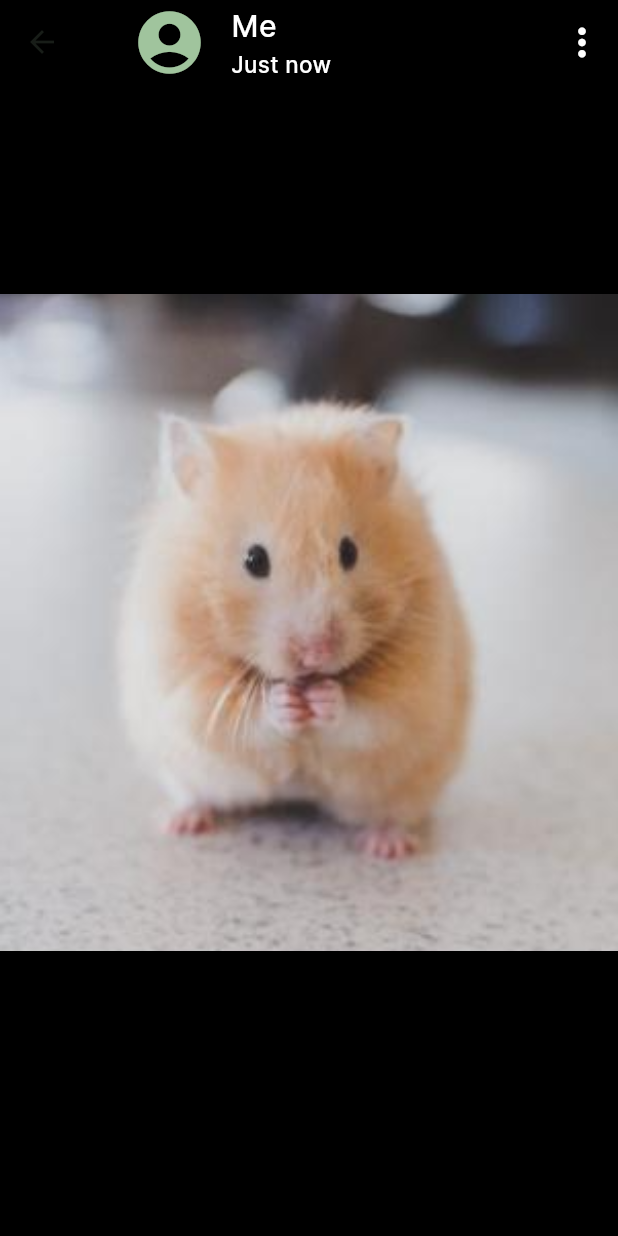
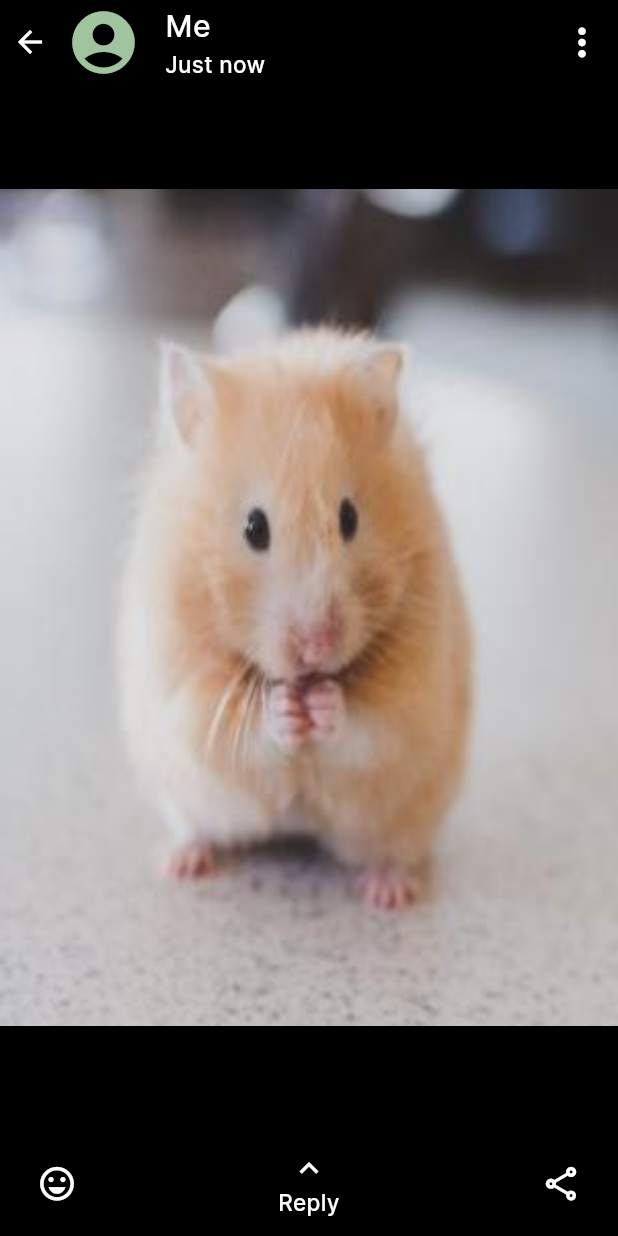
Before and after one commit to Medvike/appCo, a Flutter app: the StoryScreen screen opened by its route, on a phone screen of 412 x 824 dp. Run offline on Flutter 3.47's test engine with Material 2 defaults, Android fonts, the phone set to English and light mode, and no system bars; our stand-ins replace get, shared_preferences; accounts and stored records are empty.

Commit message:
Archer last part story

```diff
--- a/lib/features/story/storyScreen.dart
+++ b/lib/features/story/storyScreen.dart
@@ -1,5 +1,9 @@
 
-import 'package:app_co/utils/colors.dart';
+
+import 'package:app_co/features/story/storyWidgets/storyAppBarComponents/appBarTitle.dart';
+import 'package:app_co/features/story/storyWidgets/storyAppBarComponents/optionsButton.dart';
+import 'package:app_co/features/story/storyWidgets/storyBody.dart';
+import 'package:app_co/features/story/storyWidgets/storyBottomBar.dart';
 import 'package:app_co/utils/images.dart';
 import 'package:app_co/utils/styles.dart';
 import 'package:flutter/material.dart';
@@ -13,38 +17,23 @@ class StoryScreen extends StatelessWidget {
     return Scaffold(
       appBar: AppBar(
         backgroundColor: Colors.transparent,
-        title: ListTile(
-          leading: Icon(
-            Icons.account_circle, color: MyColors.green, size: 50,
-          ),
-          title: Text("Me", style: MyStyles.style20.copyWith(color: Colors.white),),
-          subtitle: Text("Just now", style: MyStyles.style15.copyWith(color: Colors.white),),
-        ),
-        actions: [
-          IconButton(
-            onPressed: (){},
-            icon: Icon(Icons.more_vert),
-            iconSize: 30,
-            color: Colors.white,
-          )
+        leadingWidth: 12,
+        title: AppBarTitle(story: Get.parameters['story'] ?? "me"),
+        iconTheme: const IconThemeData(color: Colors.white),
+        actions: const [
+          StoryAppBarOptionButton()
         ],
       ),
       backgroundColor: Colors.black,
 
       body: Container(
-        child: Column(
+        child: const Column(
           mainAxisAlignment: MainAxisAlignment.center,
           children: [
-            Container(
-              margin: EdgeInsets.only(bottom: 50),
-              child: Image(
-                  image: AssetImage(
-                      MyImages.storyLocalImage
-                  ),
-                fit: BoxFit.fill,
-                width: Get.width,
-              ),
-            )
+
+            StoryBody(),
+
+            StoryBottomBar(),
           ],
         ),
       ),
--- /dev/null
+++ b/lib/features/story/storyWidgets/storyAppBarComponents/appBarTitle.dart
@@ -0,0 +1,20 @@
+import 'package:app_co/utils/colors.dart';
+import 'package:app_co/utils/styles.dart';
+import 'package:flutter/material.dart';
+
+class AppBarTitle extends StatelessWidget {
+  final String story;
+
+  const AppBarTitle({super.key, required this.story});
+
+  @override
+  Widget build(BuildContext context) {
+    return ListTile(
+      leading: Icon(
+        Icons.account_circle, color: MyColors.green, size: 50,
+      ),
+      title: Text(story == "me" ? "Me" : story, style: MyStyles.style20.copyWith(color: Colors.white),),
+      subtitle: Text("Just now", style: MyStyles.style15.copyWith(color: Colors.white),),
+    );
+  }
+}
--- /dev/null
+++ b/lib/features/story/storyWidgets/storyAppBarComponents/optionsButton.dart
@@ -0,0 +1,15 @@
+import 'package:flutter/material.dart';
+
+class StoryAppBarOptionButton extends StatelessWidget {
+  const StoryAppBarOptionButton({super.key});
+
+  @override
+  Widget build(BuildContext context) {
+    return IconButton(
+      onPressed: (){},
+      icon: const Icon(Icons.more_vert),
+      iconSize: 30,
+      color: Colors.white,
+    );
+  }
+}
--- /dev/null
+++ b/lib/features/story/storyWidgets/storyBody.dart
@@ -0,0 +1,24 @@
+import 'package:app_co/utils/images.dart';
+import 'package:flutter/material.dart';
+import 'package:get/get.dart';
+
+class StoryBody extends StatelessWidget {
+  const StoryBody({super.key});
+
+  @override
+  Widget build(BuildContext context) {
+    return Expanded(
+      flex: 10,
+      child: Container(
+        margin: EdgeInsets.symmetric(vertical: 70),
+        child: Image(
+          image: AssetImage(
+              MyImages.storyLocalImage
+          ),
+          fit: BoxFit.fill,
+          width: Get.width,
+        ),
+      ),
+    );
+  }
+}
--- /dev/null
+++ b/lib/features/story/storyWidgets/storyBottomBar.dart
@@ -0,0 +1,20 @@
+import 'package:app_co/features/story/storyWidgets/storyBottomBarComponents/storyBottomBarActionsRow.dart';
+import 'package:flutter/material.dart';
+import 'package:get/get.dart';
+
+
+class StoryBottomBar extends StatelessWidget {
+  const StoryBottomBar({super.key});
+
+  @override
+  Widget build(BuildContext context) {
+    return  Expanded(
+      child: Container(
+        margin: EdgeInsets.symmetric(horizontal: 10),
+        width: Get.width,
+        //color: Colors.white,
+        child: StoryBottomBarActionRow()
+      ),
+    );
+  }
+}
--- /dev/null
+++ b/lib/features/story/storyWidgets/storyBottomBarComponents/storyBottomBarActionsRow.dart
@@ -0,0 +1,27 @@
+import 'package:app_co/features/story/storyWidgets/storyBottomBarComponents/storyBottomRowComponents/storyBottomEmojiButton.dart';
+import 'package:app_co/features/story/storyWidgets/storyBottomBarComponents/storyBottomRowComponents/storyBottomReplyButton.dart';
+import 'package:app_co/features/story/storyWidgets/storyBottomBarComponents/storyBottomRowComponents/storyBottomShareButton.dart';
+import 'package:app_co/features/story/storyWidgets/storyBottomBarComponents/storyBottomRowComponents/storyBottomViewButton.dart';
+import 'package:flutter/material.dart';
+import 'package:get/get.dart';
+
+class StoryBottomBarActionRow extends StatelessWidget {
+  const StoryBottomBarActionRow({super.key});
+
+  @override
+  Widget build(BuildContext context) {
+    return  Row(
+      //mainAxisAlignment: MainAxisAlignment.spaceBetween,
+      children: Get.parameters['story'] != "me" ? [
+        StoryBottomEmojiButton(),
+
+        StoryBottomReplyButton(),
+
+        StoryBottomShareButton()
+
+      ] : [
+        StoryBottomViewButton(),
+      ]
+    );
+  }
+}
--- /dev/null
+++ b/lib/features/story/storyWidgets/storyBottomBarComponents/storyBottomRowComponents/storyBottomEmojiButton.dart
@@ -0,0 +1,17 @@
+import 'package:flutter/material.dart';
+
+class StoryBottomEmojiButton extends StatelessWidget {
+  const StoryBottomEmojiButton({super.key});
+
+  @override
+  Widget build(BuildContext context) {
+    return Expanded(
+      child: IconButton(
+        onPressed: (){},
+        icon: Icon(Icons.emoji_emotions_outlined),
+        iconSize: 27,
+        color: Colors.white,
+      ),
+    );
+  }
+}
--- /dev/null
+++ b/lib/features/story/storyWidgets/storyBottomBarComponents/storyBottomRowComponents/storyBottomReplyButton.dart
@@ -0,0 +1,29 @@
+import 'package:app_co/features/story/storyWidgets/storyBottomBarComponents/storyBottomRowComponents/storyReplyComponents/storyReplySheet.dart';
+import 'package:app_co/utils/colors.dart';
+import 'package:app_co/utils/styles.dart';
+import 'package:flutter/material.dart';
+import 'package:get/get.dart';
+
+class StoryBottomReplyButton extends StatelessWidget {
+  const StoryBottomReplyButton({super.key});
+
+  @override
+  Widget build(BuildContext context) {
+
+    return Expanded(
+      flex: 5,
+      child: InkWell(
+        splashColor: Colors.transparent,
+        overlayColor: MaterialStateColor.resolveWith((states) => Colors.transparent),
+        child: Column(
+          mainAxisAlignment: MainAxisAlignment.center,
+          children: [
+            Icon(Icons.keyboard_arrow_up_outlined, color: Colors.white, size: 25,),
+            Text("Reply", style: MyStyles.style15.copyWith(color: Colors.white), textAlign: TextAlign.center,),
+          ],
+        ),
+        onTap: (){},
+      ),
+    );
+  }
+}
--- /dev/null
+++ b/lib/features/story/storyWidgets/storyBottomBarComponents/storyBottomRowComponents/storyBottomShareButton.dart
@@ -0,0 +1,18 @@
+import 'package:flutter/material.dart';
+
+class StoryBottomShareButton extends StatelessWidget {
+  const StoryBottomShareButton({super.key});
+
+  @override
+  Widget build(BuildContext context) {
+    return
+      Expanded(
+        child: IconButton(
+          onPressed: (){},
+          icon: Icon(Icons.share_outlined),
+          iconSize: 27,
+          color: Colors.white,
+        ),
+      );
+  }
+}
```
Also changed, not shown: lib/features/auth/splashScreen.dart (+12 -4 lines), lib/features/story/storyWidgets/storyBottomBarComponents/storyBottomRowComponents/storyBottomViewButton.dart (added, +27 -0 lines), lib/features/story/storyWidgets/storyBottomBarComponents/storyBottomRowComponents/storyReplyComponents/storyReplySheet.dart (added, +31 -0 lines), lib/features/story/storyWidgets/storyBottomBarComponents/storyBottomRowComponents/storyReplyComponents/storyReplySheetComponents/greyBackButton.dart (added, +19 -0 lines), lib/features/story/storyWidgets/storyBottomBarComponents/storyBottomRowComponents/storyReplyComponents/storyReplySheetComponents/storyReplyListChild.dart (added, +38 -0 lines), lib/utils/TestFolderData/storyTestData.dart (added, +42 -0 lines).
